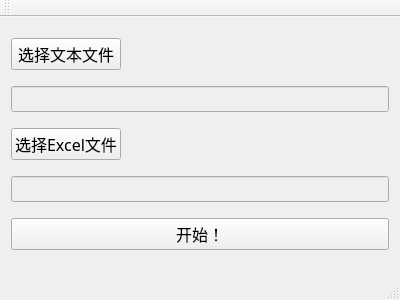
The window that momrobot.ui (Preffer/MomRobot) describes before a commit, drawn with Qt 5.
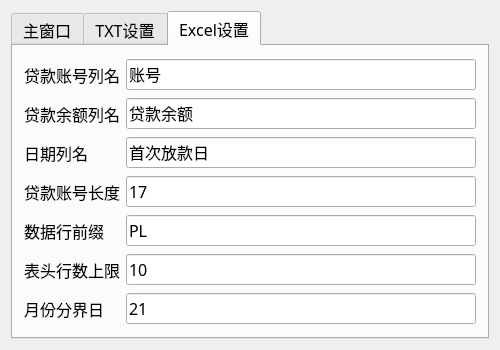
The same window after the commit. The open tabs and pages were chosen to show the change. Icons and pictures are not drawn.

Commit message: add config page

Diff of the .ui file:
```diff
--- a/momrobot.ui
+++ b/momrobot.ui
@@ -6,8 +6,8 @@
    <rect>
     <x>0</x>
     <y>0</y>
-    <width>400</width>
-    <height>300</height>
+    <width>500</width>
+    <height>350</height>
    </rect>
   </property>
   <property name="font">
@@ -24,6 +24,16 @@
     <normaloff>:/logo.png</normaloff>:/logo.png</iconset>
   </property>
   <widget class="QWidget" name="centralWidget">
+   <layout class="QGridLayout" name="gridLayout_2">
+    <item row="0" column="0">
+     <widget class="QTabWidget" name="tabWidget">
+      <property name="currentIndex">
+       <number>0</number>
+      </property>
+      <widget class="QWidget" name="main">
+       <attribute name="title">
+        <string>主窗口</string>
+       </attribute>
    <layout class="QGridLayout" name="gridLayout">
     <item row="0" column="0">
      <widget class="QPushButton" name="textButton">
@@ -104,28 +114,38 @@
       </property>
      </widget>
     </item>
-    <item row="0" column="1">
-     <spacer name="horizontalSpacer">
-      <property name="orientation">
-       <enum>Qt::Horizontal</enum>
-      </property>
-      <property name="sizeHint" stdset="0">
-       <size>
-        <width>234</width>
-        <height>20</height>
-       </size>
-      </property>
-     </spacer>
-    </item>
-    <item row="3" column="0" colspan="2">
-     <widget class="QLineEdit" name="excelFilePath">
-      <property name="enabled">
-       <bool>false</bool>
-      </property>
-      <property name="font">
-       <font>
-        <pointsize>10</pointsize>
-       </font>
+       </layout>
+      </widget>
+      <widget class="QWidget" name="textConfig">
+       <attribute name="title">
+        <string>TXT设置</string>
+       </attribute>
+       <layout class="QGridLayout" name="gridLayout_3">
+        <item row="1" column="0">
+         <widget class="QLabel" name="label">
+          <property name="text">
+           <string>贷款账号列名</string>
+          </property>
+         </widget>
+        </item>
+        <item row="4" column="1">
+         <widget class="QLineEdit" name="txtDataPrefix">
+          <property name="text">
+           <string>000000</string>
+          </property>
+         </widget>
+        </item>
+        <item row="5" column="1">
+         <widget class="QLineEdit" name="lineEdit_4">
+          <property name="text">
+           <string>-3</string>
+          </property>
+         </widget>
+        </item>
+        <item row="4" column="0">
+         <widget class="QLabel" name="label_3">
+          <property name="text">
+           <string>数据行前缀</string>
       </property>
      </widget>
     </item>
@@ -141,27 +161,131 @@
       </property>
      </widget>
     </item>
-   </layout>
-  </widget>
-  <widget class="QMenuBar" name="menuBar">
-   <property name="geometry">
-    <rect>
-     <x>0</x>
-     <y>0</y>
-     <width>400</width>
-     <height>21</height>
-    </rect>
-   </property>
-  </widget>
-  <widget class="QToolBar" name="mainToolBar">
-   <attribute name="toolBarArea">
-    <enum>TopToolBarArea</enum>
-   </attribute>
-   <attribute name="toolBarBreak">
-    <bool>false</bool>
-   </attribute>
-  </widget>
-  <widget class="QStatusBar" name="statusBar"/>
+        <item row="2" column="1">
+         <widget class="QLineEdit" name="txtValueName">
+          <property name="text">
+           <string>贷款余额</string>
+          </property>
+         </widget>
+        </item>
+        <item row="1" column="1">
+         <widget class="QLineEdit" name="txtKeyName">
+          <property name="text">
+           <string>贷款账号</string>
+          </property>
+         </widget>
+        </item>
+       </layout>
+      </widget>
+      <widget class="QWidget" name="tab">
+       <attribute name="title">
+        <string>Excel设置</string>
+       </attribute>
+       <layout class="QGridLayout" name="gridLayout_4">
+        <item row="5" column="0">
+         <widget class="QLabel" name="label_7">
+          <property name="text">
+           <string>贷款账号长度</string>
+          </property>
+         </widget>
+        </item>
+        <item row="0" column="0">
+         <widget class="QLabel" name="label_5">
+          <property name="text">
+           <string>贷款账号列名</string>
+          </property>
+         </widget>
+        </item>
+        <item row="0" column="2">
+         <widget class="QLineEdit" name="excelKeyName">
+          <property name="text">
+           <string>账号</string>
+          </property>
+         </widget>
+        </item>
+        <item row="3" column="2">
+         <widget class="QLineEdit" name="excelDateName">
+          <property name="text">
+           <string>首次放款日</string>
+          </property>
+         </widget>
+        </item>
+        <item row="9" column="2">
+         <widget class="QLineEdit" name="excelHeaderWithin">
+          <property name="text">
+           <string>10</string>
+          </property>
+         </widget>
+        </item>
+        <item row="10" column="0">
+         <widget class="QLabel" name="label_11">
+          <property name="text">
+           <string>月份分界日</string>
+          </property>
+         </widget>
+        </item>
+        <item row="10" column="2">
+         <widget class="QLineEdit" name="excelNewMonthBound">
+          <property name="text">
+           <string>21</string>
+          </property>
+         </widget>
+        </item>
+        <item row="5" column="2">
+         <widget class="QLineEdit" name="excelKeyLength">
+          <property name="text">
+           <string>17</string>
+          </property>
+         </widget>
+        </item>
+        <item row="3" column="0">
+         <widget class="QLabel" name="label_8">
+          <property name="text">
+           <string>日期列名</string>
+          </property>
+         </widget>
+        </item>
+        <item row="9" column="0">
+         <widget class="QLabel" name="label_10">
+          <property name="text">
+           <string>表头行数上限</string>
+          </property>
+         </widget>
+        </item>
+        <item row="1" column="0">
+         <widget class="QLabel" name="label_6">
+          <property name="text">
+           <string>贷款余额列名</string>
+          </property>
+         </widget>
+        </item>
+        <item row="1" column="2">
+         <widget class="QLineEdit" name="excelValueName">
+          <property name="text">
+           <string>贷款余额</string>
+          </property>
+         </widget>
+        </item>
+        <item row="6" column="0">
+         <widget class="QLabel" name="label_9">
+          <property name="text">
+           <string>数据行前缀</string>
+          </property>
+         </widget>
+        </item>
+        <item row="6" column="2">
+         <widget class="QLineEdit" name="excelDataPrefix">
+          <property name="text">
+           <string>PL</string>
+          </property>
+         </widget>
+        </item>
+       </layout>
+      </widget>
+     </widget>
+    </item>
+   </layout>
+  </widget>
  </widget>
  <layoutdefault spacing="6" margin="11"/>
  <resources>
```
Left out of the diff: 61 changed lines with no effect on the pictures. Lines whose indentation alone changed are shown as unchanged. The commit also changes 3 other files.
